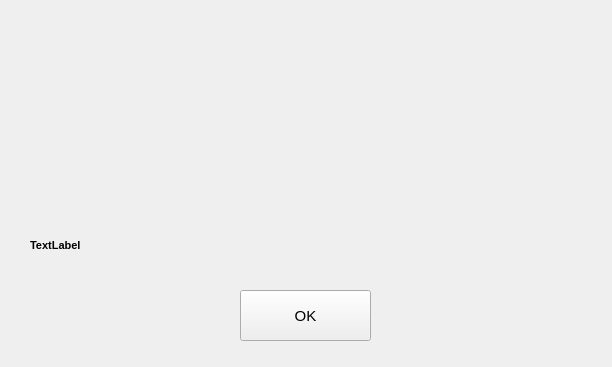
Above: ErrorForm.ui from shimanskIA/FFS-Software before the change. Below: the same form after it.
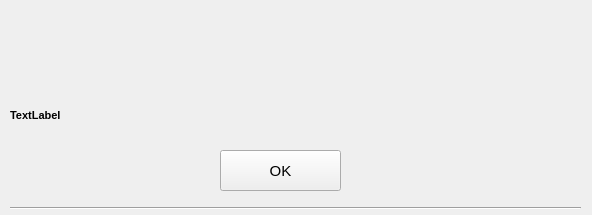
That is the form after the change. Icons and pictures are not drawn.

Patch:
```diff
--- a/ErrorForm.ui
+++ b/ErrorForm.ui
@@ -6,8 +6,8 @@
    <rect>
     <x>0</x>
     <y>0</y>
-    <width>612</width>
-    <height>367</height>
+    <width>592</width>
+    <height>215</height>
    </rect>
   </property>
   <property name="windowTitle">
@@ -16,8 +16,8 @@
   <widget class="QLabel" name="errorMessage">
    <property name="geometry">
     <rect>
-     <x>30</x>
-     <y>220</y>
+     <x>10</x>
+     <y>90</y>
      <width>561</width>
      <height>51</height>
     </rect>
@@ -33,29 +33,13 @@
     <string>TextLabel</string>
    </property>
   </widget>
-  <widget class="QLabel" name="errorImage">
-   <property name="geometry">
-    <rect>
-     <x>190</x>
-     <y>10</y>
-     <width>221</width>
-     <height>191</height>
-    </rect>
-   </property>
-   <property name="text">
-    <string/>
-   </property>
-   <property name="pixmap">
-    <pixmap>Без названия.png</pixmap>
-   </property>
-  </widget>
   <widget class="QPushButton" name="okButton">
    <property name="geometry">
     <rect>
-     <x>240</x>
-     <y>290</y>
-     <width>131</width>
-     <height>51</height>
+     <x>220</x>
+     <y>150</y>
+     <width>121</width>
+     <height>41</height>
     </rect>
    </property>
    <property name="font">
@@ -65,6 +49,44 @@
    </property>
    <property name="text">
     <string>OK</string>
+   </property>
+   <property name="autoDefault">
+    <bool>false</bool>
+   </property>
+   <property name="default">
+    <bool>false</bool>
+   </property>
+   <property name="flat">
+    <bool>false</bool>
+   </property>
+  </widget>
+  <widget class="QLabel" name="label">
+   <property name="geometry">
+    <rect>
+     <x>230</x>
+     <y>0</y>
+     <width>101</width>
+     <height>81</height>
+    </rect>
+   </property>
+   <property name="text">
+    <string/>
+   </property>
+   <property name="pixmap">
+    <pixmap>icons8-warning-100.png</pixmap>
+   </property>
+  </widget>
+  <widget class="Line" name="line">
+   <property name="geometry">
+    <rect>
+     <x>10</x>
+     <y>200</y>
+     <width>571</width>
+     <height>16</height>
+    </rect>
+   </property>
+   <property name="orientation">
+    <enum>Qt::Horizontal</enum>
    </property>
   </widget>
  </widget>
```
